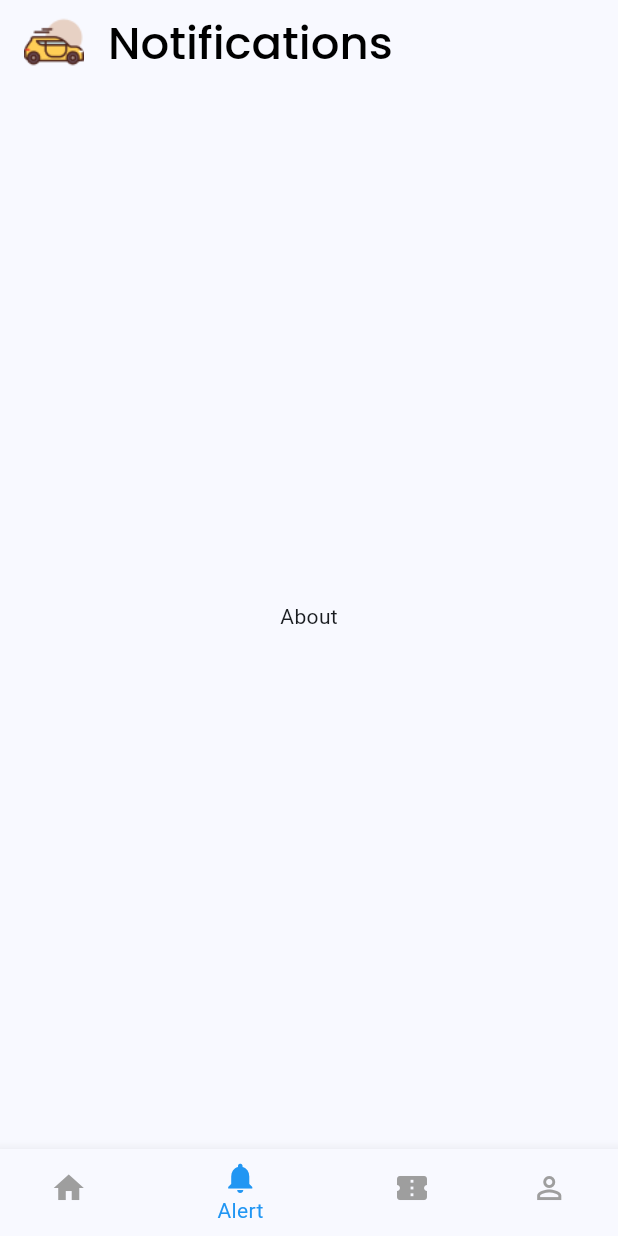
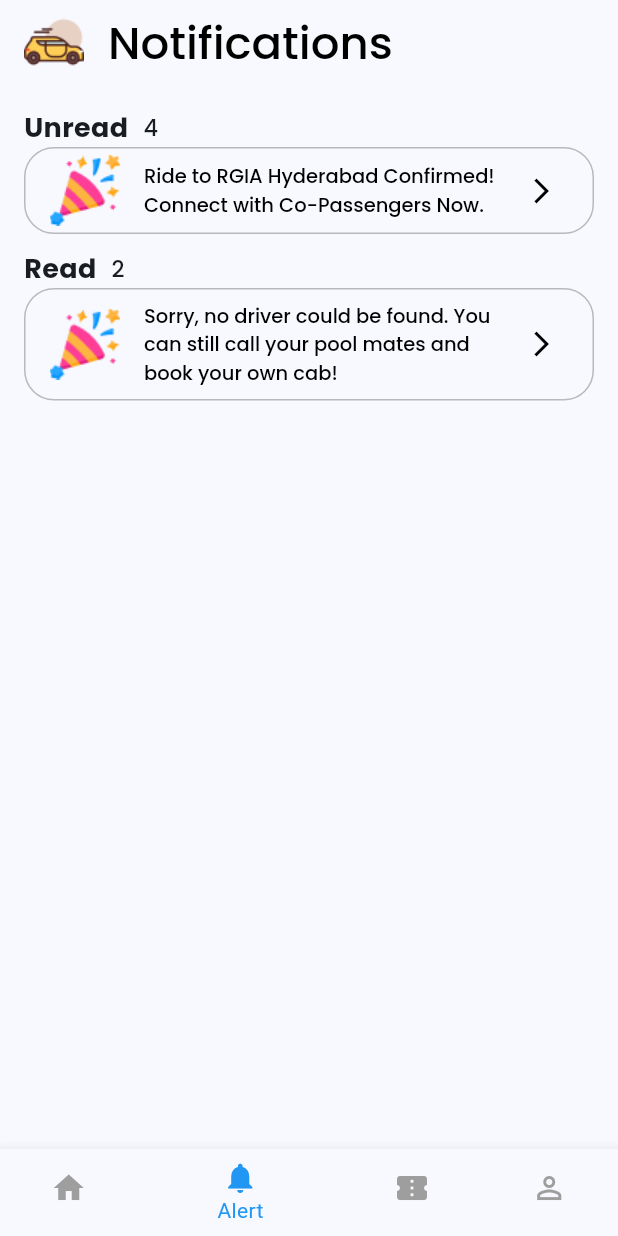
Before and after one commit to Jitik12/cab_pooling, a Flutter app: the screen it shows after launch, item 2 of the bottom bar chosen, on a phone screen of 412 x 824 dp. Run offline on Flutter 3.47's test engine with Material 3 defaults, Android fonts, the phone set to English and light mode, and no system bars; our stand-ins replace google_fonts.

Commit message:
Added notifications and bookings section

```diff
--- a/frontend/lib/Views/home_page.dart
+++ b/frontend/lib/Views/User_interface/home_page.dart
@@ -1,6 +1,8 @@
 import 'package:flutter/material.dart';
 import 'package:google_fonts/google_fonts.dart';
-import 'package:swift_street/Views/home_section.dart';
+import 'package:swift_street/Views/User_interface/bookings_section.dart';
+import 'package:swift_street/Views/User_interface/home_section.dart';
+import 'package:swift_street/Views/User_interface/notification_section.dart';
 
 class HomePage extends StatefulWidget {
   const HomePage({Key? key}) : super(key: key);
@@ -17,10 +19,10 @@ class _HomePageState extends State {
       child: HomeSection(),
     ),
     Center(
-      child: Text("About"),
+      child: NotificationSection(),
     ),
     Center(
-      child: Text("Products"),
+      child: BookingSection(),
     ),
     Center(
       child: Text("Contact"),
--- /dev/null
+++ b/frontend/lib/Views/User_interface/notification_section.dart
@@ -0,0 +1,105 @@
+import 'package:flutter/material.dart';
+import 'package:google_fonts/google_fonts.dart';
+import 'package:swift_street/Widgets/heading_count_more.dart';
+
+class NotificationSection extends StatefulWidget {
+  const NotificationSection({super.key});
+
+  @override
+  State<NotificationSection> createState() => _NotificationSectionState();
+}
+
+class _NotificationSectionState extends State<NotificationSection> {
+  final int _unreadNum = 4;
+  final int _readNum = 2;
+
+  // Boolean flags to control visibility
+  bool _showUnreadNotifications = false;
+  bool _showReadNotifications = false;
+
+  @override
+  Widget build(BuildContext context) {
+    return ListView.separated(
+      itemCount: 2 + _unreadNum + _readNum,
+      itemBuilder: (context, index) {
+        if (index == 0) {
+          return HeadingWithMore(
+            count: _unreadNum,
+            heading: 'Unread',
+            onPressed: () {
+              setState(() {
+                _showUnreadNotifications = !_showUnreadNotifications;
+              });
+            },
+          );
+        } else if (index == _unreadNum + 1) {
+          return HeadingWithMore(
+            count: _readNum,
+            heading: 'Read',
+            onPressed: () {
+              setState(() {
+                _showReadNotifications = !_showReadNotifications;
+              });
+            },
+          );
+        } else if (index <= _unreadNum) {
+          final title = index == 1
+              ? 'Ride to RGIA Hyderabad Confirmed! Connect with Co-Passengers Now.'
+              : 'Ride Not Pooled. Please Pay Full Amount or Cancel Ride.';
+
+          return Visibility(
+              visible: _showUnreadNotifications || index == 1,
+              child: getNotification(title: title));
+        } else {
+          const title =
+              'Sorry, no driver could be found. You can still call your pool mates and book your own cab!';
+
+          return Visibility(
+              visible: _showReadNotifications || index == _unreadNum + 2,
+              child: getNotification(title: title));
+        }
+      },
+      separatorBuilder: (context, index) {
+        if (index <= _unreadNum && _showUnreadNotifications) {
+          return const SizedBox(height: 10);
+        }
+        if (index <= _unreadNum + _readNum + 1 &&
+            index >= _unreadNum + 2 &&
+            _showReadNotifications) {
+          return const SizedBox(height: 10);
+        }
+
+        if (!_showUnreadNotifications && index == 1) {
+          return const SizedBox(height: 10);
+        }
+
+        if (!_showReadNotifications && index == _unreadNum + 2) {
+          return const SizedBox(height: 10);
+        }
+        return const SizedBox(height: 0);
+      },
+    );
+  }
+}
+
+Widget getNotification({required String title}) {
+  return ListTile(
+      shape: RoundedRectangleBorder(
+        borderRadius: BorderRadius.circular(20),
+        side: const BorderSide(color: Colors.black26),
+      ),
+      leading: Image.asset(
+        'assets/images/home_section/notification_prefix.png',
+      ),
+      title: Text(title),
+      titleTextStyle: GoogleFonts.poppins(
+        fontSize: 13,
+        fontWeight: FontWeight.w500,
+        color: Colors.black,
+      ),
+      trailing: const Icon(
+        Icons.arrow_forward_ios,
+        color: Colors.black,
+        size: 20,
+      ));
+}
--- a/frontend/lib/Widgets/dialog/ok_dialog.dart
+++ b/frontend/lib/Widgets/dialog/ok_dialog.dart
@@ -1,5 +1,5 @@
 import 'package:flutter/material.dart';
-import 'package:swift_street/utilities/dialogs/generic_dialog.dart';
+import 'package:swift_street/Widgets/dialog/generic_dialog.dart';
 
 Future<void> showOkDialog({
   required BuildContext context,
--- /dev/null
+++ b/frontend/lib/Widgets/heading_count_more.dart
@@ -0,0 +1,41 @@
+import 'package:flutter/material.dart';
+import 'package:google_fonts/google_fonts.dart';
+
+class HeadingWithMore extends StatelessWidget {
+  final int count;
+  final String heading;
+  final Function() onPressed;
+  const HeadingWithMore({
+    super.key,
+    required this.count,
+    required this.heading,
+    required this.onPressed,
+  });
+
+  @override
+  Widget build(BuildContext context) {
+    return InkWell(
+      onTap: onPressed,
+      child: Row(
+        mainAxisAlignment: MainAxisAlignment.spaceBetween,
+        children: [
+          Row(
+            children: [
+              Text(
+                heading,
+                style: GoogleFonts.poppins(
+                    fontSize: 18, fontWeight: FontWeight.bold),
+              ),
+              const SizedBox(width: 10),
+              Text(
+                '$count',
+                style: GoogleFonts.poppins(
+                    fontSize: 15, fontWeight: FontWeight.w500),
+              ),
+            ],
+          ),
+        ],
+      ),
+    );
+  }
+}
--- a/frontend/lib/main.dart
+++ b/frontend/lib/main.dart
@@ -1,6 +1,6 @@
 import 'package:flutter/material.dart';
-import 'package:swift_street/Views/cab_pooling.dart';
-import 'package:swift_street/Views/home_page.dart';
+import 'package:swift_street/Views/User_interface/cab_pooling.dart';
+import 'package:swift_street/Views/User_interface/home_page.dart';
 import 'package:swift_street/constants/routes.dart';
 
 void main() {
```
Also changed, not shown: frontend/lib/Views/User_interface/bookings_section.dart (added, +88 -0 lines), frontend/lib/utilities/dialogs/generic_dialog.dart (deleted, +0 -30 lines), frontend/assets/images/home_section/notification_prefix.png (added), frontend/lib/Views/User_interface/cab_pooling.dart (renamed from frontend/lib/Views/cab_pooling.dart), frontend/lib/Views/User_interface/home_section.dart (renamed from frontend/lib/Views/home_section.dart).
